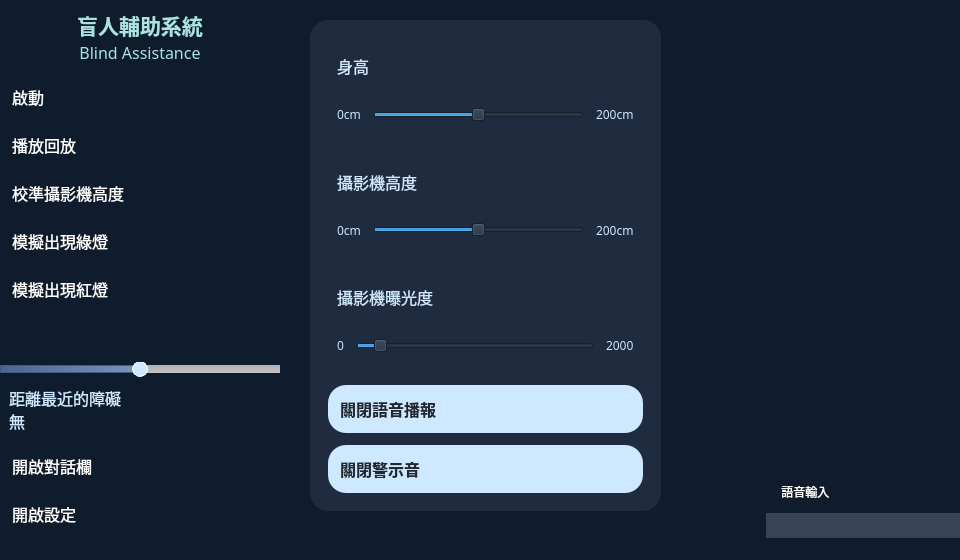
Before: the Qt Designer form gui/main_window.ui in BoJhong/blind-assistance, drawn with Qt 5.
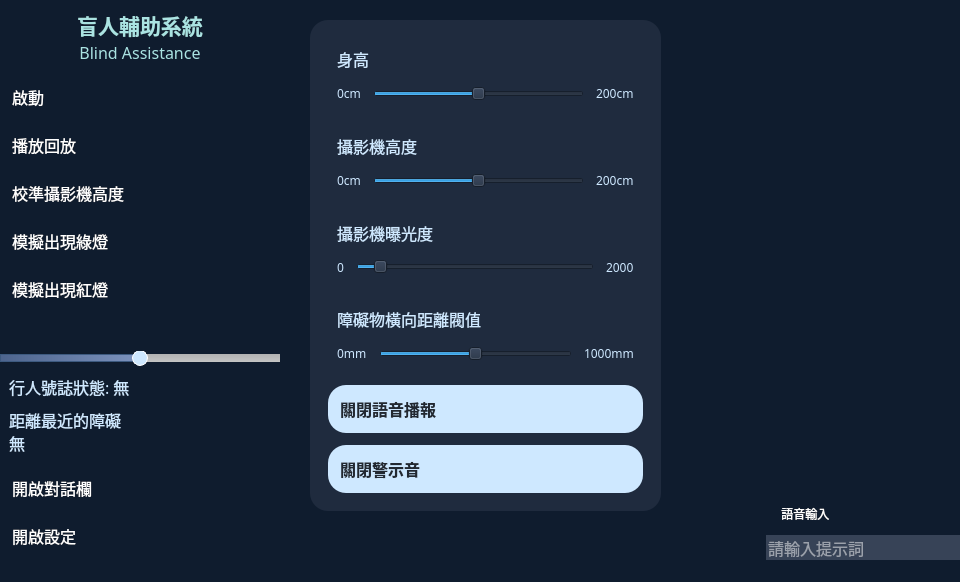
After: the same form once the commit is applied. The open tabs and pages were chosen to show the change. Icons and pictures are not drawn.

Commit message: 新增計算行人號誌倒數秒數 優化行人號誌的判斷方式，判斷行人號誌的長寬比

```diff
--- a/gui/main_window.ui
+++ b/gui/main_window.ui
@@ -7,7 +7,7 @@
     <x>0</x>
     <y>0</y>
     <width>960</width>
-    <height>560</height>
+    <height>582</height>
    </rect>
   </property>
   <property name="windowTitle">
@@ -540,7 +540,7 @@
        <item>
         <layout class="QVBoxLayout" name="alert_labels">
          <property name="spacing">
-          <number>0</number>
+          <number>9</number>
          </property>
          <property name="leftMargin">
           <number>9</number>
@@ -554,6 +554,22 @@
          <property name="bottomMargin">
           <number>9</number>
          </property>
+         <item>
+          <widget class="QLabel" name="alert_label_3">
+           <property name="font">
+            <font>
+             <family>微軟正黑體</family>
+             <pointsize>12</pointsize>
+            </font>
+           </property>
+           <property name="text">
+            <string>行人號誌狀態: 無</string>
+           </property>
+           <property name="alignment">
+            <set>Qt::AlignLeading|Qt::AlignLeft|Qt::AlignVCenter</set>
+           </property>
+          </widget>
+         </item>
          <item>
           <widget class="QLabel" name="alert_label_1">
            <property name="font">
@@ -1097,6 +1113,82 @@
               </item>
              </layout>
             </item>
+            <item>
+             <layout class="QVBoxLayout" name="verticalLayout_11">
+              <property name="leftMargin">
+               <number>9</number>
+              </property>
+              <property name="topMargin">
+               <number>9</number>
+              </property>
+              <property name="rightMargin">
+               <number>9</number>
+              </property>
+              <property name="bottomMargin">
+               <number>9</number>
+              </property>
+              <item>
+               <widget class="QLabel" name="lateral_distance_threshold_label">
+                <property name="font">
+                 <font>
+                  <family>微軟正黑體</family>
+                  <pointsize>12</pointsize>
+                 </font>
+                </property>
+                <property name="text">
+                 <string>障礙物橫向距離閥值</string>
+                </property>
+               </widget>
+              </item>
+              <item>
+               <layout class="QHBoxLayout" name="horizontalLayout_7">
+                <item>
+                 <widget class="QLabel" name="min_lateral_distance_threshold_label">
+                  <property name="font">
+                   <font>
+                    <family>微軟正黑體</family>
+                   </font>
+                  </property>
+                  <property name="text">
+                   <string>0mm</string>
+                  </property>
+                 </widget>
+                </item>
+                <item>
+                 <widget class="QSlider" name="lateral_distance_threshold_slider">
+                  <property name="minimum">
+                   <number>0</number>
+                  </property>
+                  <property name="maximum">
+                   <number>1000</number>
+                  </property>
+                  <property name="value">
+                   <number>500</number>
+                  </property>
+                  <property name="sliderPosition">
+                   <number>500</number>
+                  </property>
+                  <property name="orientation">
+                   <enum>Qt::Horizontal</enum>
+                  </property>
+                 </widget>
+                </item>
+                <item>
+                 <widget class="QLabel" name="max_lateral_distance_threshold_label">
+                  <property name="font">
+                   <font>
+                    <family>微軟正黑體</family>
+                   </font>
+                  </property>
+                  <property name="text">
+                   <string>1000mm</string>
+                  </property>
+                 </widget>
+                </item>
+               </layout>
+              </item>
+             </layout>
+            </item>
             <item>
              <widget class="QPushButton" name="tts_btn">
               <property name="sizePolicy">
@@ -1246,9 +1338,21 @@
            <pointsize>12</pointsize>
           </font>
          </property>
+         <property name="toolTip">
+          <string/>
+         </property>
+         <property name="inputMask">
+          <string/>
+         </property>
+         <property name="text">
+          <string/>
+         </property>
          <property name="frame">
           <bool>false</bool>
          </property>
+         <property name="placeholderText">
+          <string>請輸入提示詞</string>
+         </property>
         </widget>
        </item>
       </layout>
```
The commit also changes 10 other files.
